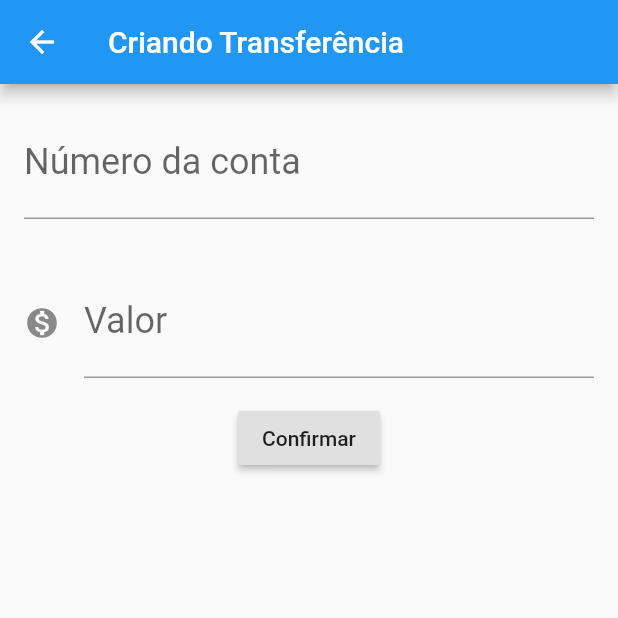
After one commit to henriquecrono/alura-bytebank, a Flutter app: the screen it shows after launch, after a tap on the "add" icon, on a phone screen of 412 x 824 dp, the top half of it. The commit adds this screen. Run offline on Flutter 3.47's test engine with Material 2 defaults, Android fonts, the phone set to English and light mode, and no system bars.

Commit message:
organize project; ListView in TransferList adding receivedTransfer to list

```diff
--- /dev/null
+++ b/lib/components/editor.dart
@@ -0,0 +1,27 @@
+import 'package:flutter/material.dart';
+
+class Editor extends StatelessWidget {
+  final TextEditingController controller;
+  final String label;
+  final String hint;
+  final IconData icon;
+
+  const Editor({Key key, this.controller, this.label, this.hint, this.icon})
+      : super(key: key);
+
+  @override
+  Widget build(BuildContext context) {
+    return Padding(
+      padding: const EdgeInsets.all(16),
+      child: TextField(
+        controller: controller,
+        style: TextStyle(fontSize: 24),
+        decoration: InputDecoration(
+            icon: icon != null ? Icon(icon) : null,
+            labelText: label,
+            hintText: hint),
+        keyboardType: TextInputType.number,
+      ),
+    );
+  }
+}
--- a/lib/models/transferencia.dart
+++ b/lib/models/transfer.dart
@@ -6,6 +6,6 @@ class Transfer {
 
   @override
   String toString() {
-    return 'Transferência{amount: $amount, accountNumber: $accountNumber}';
+    return 'Transfer{amount: $amount, accountNumber: $accountNumber}';
   }
 }
--- /dev/null
+++ b/lib/screens/transferencia/form.dart
@@ -0,0 +1,55 @@
+import 'package:flutter/material.dart';
+
+import 'package:bytebank/components/editor.dart';
+import 'package:bytebank/models/transfer.dart';
+
+class TransferForm extends StatelessWidget {
+  final TextEditingController _accountNumberFieldController =
+      TextEditingController();
+  final TextEditingController _amountFieldController = TextEditingController();
+
+  final globalKey = GlobalKey<ScaffoldState>();
+
+  @override
+  Widget build(BuildContext context) {
+    return Scaffold(
+      key: globalKey,
+      appBar: AppBar(
+        title: Text('Criando Transferência'),
+      ),
+      body: Column(
+        children: <Widget>[
+          Editor(
+              controller: _accountNumberFieldController,
+              label: "Número da conta",
+              hint: "0000"),
+          Editor(
+              controller: _amountFieldController,
+              label: "Valor",
+              hint: "0.00",
+              icon: Icons.monetization_on),
+          RaisedButton(
+            child: Text('Confirmar'),
+            onPressed: () => _createTransfer(context),
+          )
+        ],
+      ),
+    );
+  }
+
+  void _createTransfer(BuildContext context) {
+    final int accountNumber = int.tryParse(_accountNumberFieldController.text);
+    final double amount = double.tryParse(_amountFieldController.text);
+
+    if (accountNumber != null && amount != null) {
+      final createdTransfer = Transfer(amount, accountNumber);
+      final snackBar = SnackBar(
+        content: Text('$createdTransfer'),
+        duration: Duration(milliseconds: 1000),
+      );
+      globalKey.currentState.showSnackBar(snackBar);
+
+      Navigator.pop(context, createdTransfer);
+    }
+  }
+}
--- /dev/null
+++ b/lib/screens/transferencia/list.dart
@@ -0,0 +1,53 @@
+import 'package:flutter/material.dart';
+
+import 'package:bytebank/models/transfer.dart';
+import 'package:bytebank/screens/transferencia/form.dart';
+
+class TransfersList extends StatelessWidget {
+  final List<Transfer> _transfers = List();
+
+  @override
+  Widget build(BuildContext context) {
+    return Scaffold(
+      appBar: AppBar(title: Text('Transferências')),
+      body: ListView.builder(
+        itemCount: _transfers.length,
+        itemBuilder: (context, index) {
+          final transfer = _transfers[index];
+
+          return TransferItem(transfer);
+        },
+      ),
+      floatingActionButton: FloatingActionButton(
+        child: Icon(Icons.add),
+        onPressed: () {
+          final Future<Transfer> future = Navigator.push(
+              context, MaterialPageRoute(builder: (context) => TransferForm()));
+
+          future.then((receivedTransfer) {
+            debugPrint('Transferência recebida');
+            debugPrint('$receivedTransfer');
+            _transfers.add(receivedTransfer);
+          });
+        },
+      ),
+    );
+  }
+}
+
+class TransferItem extends StatelessWidget {
+  final Transfer _transfer;
+
+  TransferItem(this._transfer);
+
+  @override
+  Widget build(BuildContext context) {
+    return Card(
+      child: ListTile(
+        leading: Icon(Icons.monetization_on),
+        title: Text(_transfer.amount.toString()),
+        subtitle: Text(_transfer.accountNumber.toString()),
+      ),
+    );
+  }
+}
```
Also changed, not shown: lib/main.dart (+2 -113 lines), lib/screens/transferencia/formulario.dart (deleted), lib/screens/transferencia/lista.dart (deleted).
